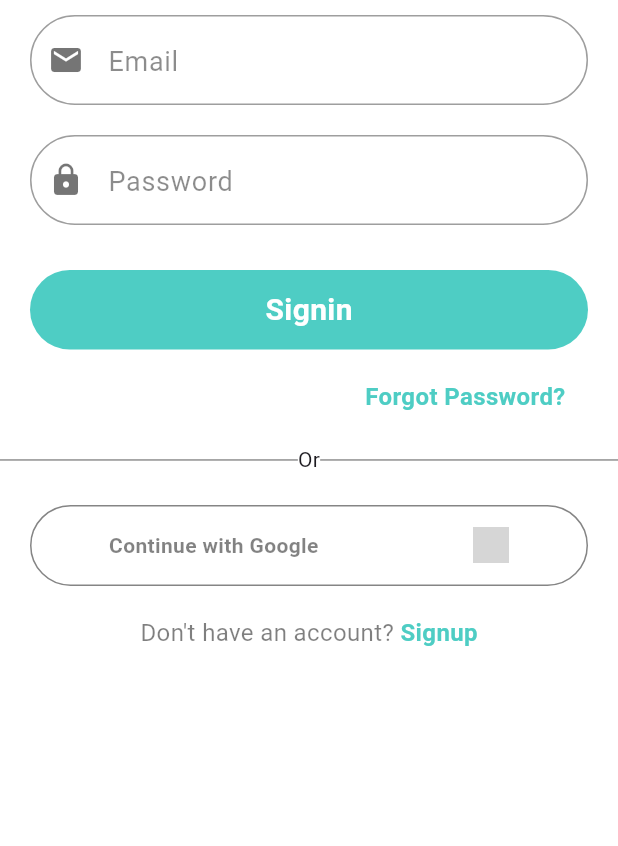
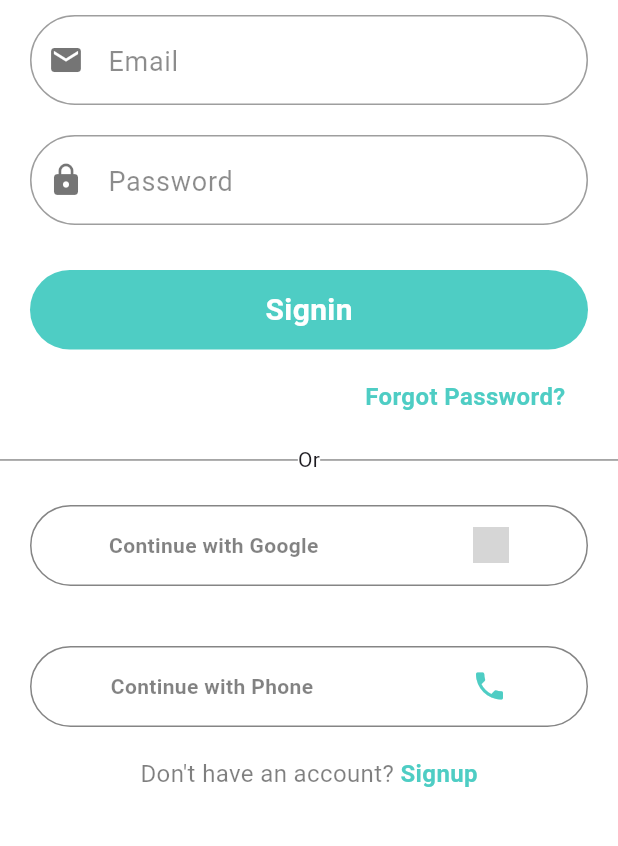
Before and after one commit to ChathraNavoda/Mentro, a Flutter app: the screen it shows after launch, on a phone screen of 412 x 824 dp, the part 334-1180 px from its top. Run offline on Flutter 3.47's test engine with Material 3 defaults, Android fonts, the light colour scheme and no system bars; our stand-ins replace cloud_firestore, firebase_auth, firebase_core, google_sign_in; accounts and stored records are empty; network calls fail; grey boxes are pictures that could not be loaded.

Commit message:
sign in with phone ui

```diff
--- a/lib/presentation/screens/auth/login_screen.dart
+++ b/lib/presentation/screens/auth/login_screen.dart
@@ -5,6 +5,7 @@ import 'package:mentro/presentation/common/button_widget.dart';
 import 'package:mentro/presentation/common/snackbar_widget.dart';
 import 'package:mentro/presentation/common/text_field_widget.dart';
 import 'package:mentro/presentation/screens/auth/forgot_pw_screen.dart';
+import 'package:mentro/presentation/screens/auth/phone_signin_screen.dart';
 import 'package:mentro/presentation/screens/auth/signup_screen.dart';
 import 'package:mentro/presentation/screens/home/home_screen.dart';
 
@@ -52,7 +53,6 @@ class _LoginScreenState extends State<LoginScreen> {
     return Scaffold(
       backgroundColor: Colors.white,
       body: SafeArea(
-        child: SizedBox(
         child: Column(
           crossAxisAlignment: CrossAxisAlignment.center,
           children: [
@@ -98,42 +98,6 @@ class _LoginScreenState extends State<LoginScreen> {
                 ),
               ],
             ),
-              // Padding(
-              //   padding: const EdgeInsets.all(20.0),
-              //   child: OutlinedButton(
-              //     onPressed: () {},
-              //     style: OutlinedButton.styleFrom(
-              //       backgroundColor: Colors.white,
-              //       side:
-              //           const BorderSide(color: Colors.black), // Black outline
-              //       shape: RoundedRectangleBorder(
-              //         borderRadius:
-              //             BorderRadius.circular(20), // Rounded corners
-              //       ),
-              //       padding: const EdgeInsets.symmetric(
-              //         vertical: 18,
-              //         horizontal: 86,
-              //       ),
-              //     ),
-              //     child: Row(
-              //       mainAxisAlignment: MainAxisAlignment.spaceBetween,
-              //       children: [
-              //         Image.network(
-              //           'https://static.vecteezy.com/system/resources/previews/022/613/027/non_2x/google-icon-logo-symbol-free-png.png',
-              //           height: 24,
-              //         ),
-              //         const SizedBox(width: 10),
-              //         const Text(
-              //           'Continue with Google',
-              //           style: TextStyle(
-              //             color: Colors.black,
-              //             fontWeight: FontWeight.w600,
-              //           ),
-              //         ),
-              //       ],
-              //     ),
-              //   ),
-              // ),
             InkWell(
               onTap: () async {
                 await GoogleService().signInWithGoogle();
@@ -177,6 +141,7 @@ class _LoginScreenState extends State<LoginScreen> {
                 ),
               ),
             ),
+            PhoneSigninScreen(),
             Row(
               mainAxisAlignment: MainAxisAlignment.center,
               children: [
@@ -210,7 +175,6 @@ class _LoginScreenState extends State<LoginScreen> {
           ],
         ),
       ),
-      ),
     );
   }
 }
--- /dev/null
+++ b/lib/presentation/screens/auth/phone_signin_screen.dart
@@ -0,0 +1,129 @@
+import 'package:flutter/material.dart';
+
+class PhoneSigninScreen extends StatefulWidget {
+  const PhoneSigninScreen({super.key});
+
+  @override
+  State<PhoneSigninScreen> createState() => _PhoneSigninScreenState();
+}
+
+class _PhoneSigninScreenState extends State<PhoneSigninScreen> {
+  TextEditingController phoneController = TextEditingController();
+  @override
+  Widget build(BuildContext context) {
+    return InkWell(
+      onTap: () {
+        phoneDialogBox(context);
+      },
+      child: Padding(
+        padding: const EdgeInsets.all(20.0),
+        child: Container(
+          alignment: Alignment.center,
+          padding: EdgeInsets.symmetric(vertical: 14),
+          decoration: ShapeDecoration(
+            shape: RoundedRectangleBorder(
+              borderRadius: BorderRadius.circular(30),
+              side: const BorderSide(
+                color: Color.fromARGB(122, 0, 0, 0),
+              ),
+            ),
+            color: Colors.white,
+          ),
+          child: Row(
+            mainAxisAlignment: MainAxisAlignment.spaceAround,
+            children: [
+              const Text(
+                'Continue with Phone',
+                style: TextStyle(
+                  color: Color.fromARGB(125, 0, 0, 0),
+                  fontWeight: FontWeight.w600,
+                ),
+              ),
+              Icon(
+                Icons.phone,
+                color: Color(0xFF4ECDC4),
+              ),
+            ],
+          ),
+        ),
+      ),
+    );
+  }
+
+  void phoneDialogBox(BuildContext context) {
+    showDialog(
+        context: context,
+        builder: (BuildContext context) {
+          return Dialog(
+            shape: RoundedRectangleBorder(
+              borderRadius: BorderRadius.circular(20),
+            ),
+            child: Container(
+              decoration: BoxDecoration(
+                color: Colors.white,
+                borderRadius: BorderRadius.circular(20),
+              ),
+              padding: EdgeInsets.all(20),
+              child: Column(
+                mainAxisSize: MainAxisSize.min,
+                children: [
+                  Row(
+                    mainAxisAlignment: MainAxisAlignment.spaceBetween,
+                    children: [
+                      Text(
+                        'Phone Authentication',
+                        style: TextStyle(
+                          fontWeight: FontWeight.normal,
+                          fontSize: 18,
+                        ),
+                      ),
+                      IconButton(
+                        onPressed: () {
+                          Navigator.pop(context);
+                        },
+                        icon: Icon(Icons.close),
+                      ),
+                    ],
+                  ),
+                  SizedBox(height: 20),
+                  TextField(
+                    controller: phoneController,
+                    decoration: InputDecoration(
+                      border: OutlineInputBorder(),
+                      labelText: 'Enter your phone number',
+                      hintText: 'Eg: +94 780 4590',
+                    ),
+                  ),
+                  SizedBox(height: 20),
+                  ElevatedButton(
+                    style: ElevatedButton.styleFrom(
+                      backgroundColor: Color(0xFF4ECDC4),
+                    ),
+                    onPressed: () async {
+                      // await auth
+                      //     .sendPasswordResetEmail(email: emailController.text)
+                      //     .then((value) {
+                      //   showSnackBar(context,
+                      //       'We have sent you the reset password link to your email.');
+                      // }).onError((error, stackTrace) {
+                      //   showSnackBar(context, error.toString());
+                      // });
+                      // Navigator.pop(context);
+                      // emailController.clear();
+                    },
+                    child: Text(
+                      'Send Code',
+                      style: TextStyle(
+                        fontWeight: FontWeight.bold,
+                        fontSize: 16,
+                        color: Color.fromARGB(255, 255, 255, 255),
+                      ),
+                    ),
+                  )
+                ],
+              ),
+            ),
+          );
+        });
+  }
+}
```
Lines whose indentation alone changed are shown as unchanged.
